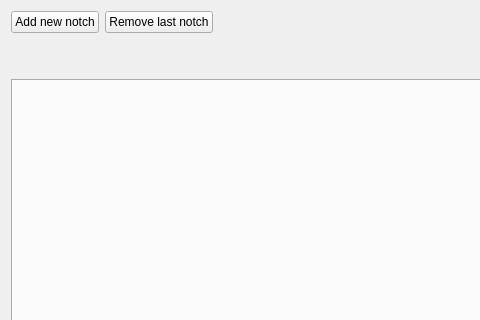
This is pyleecan/GUI/Dialog/DMachineSetup/DNotchTab/DNotchTab.ui in Eomys/pyleecan as Qt 5 draws it before an edit; both pictures show x 0 to 480 and y 0 to 320 of the 784 by 649 pixel window. The edited form follows.
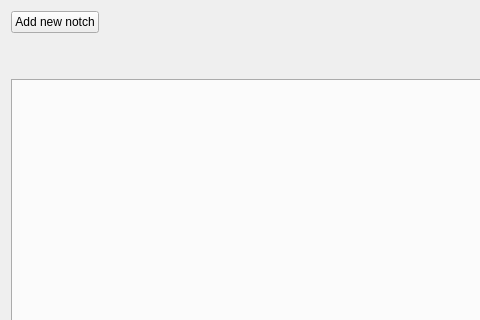
This is the edited form. Icons and pictures are not drawn.

Commit message: [CO] Close tab for notches

```diff
--- a/pyleecan/GUI/Dialog/DMachineSetup/DNotchTab/DNotchTab.ui
+++ b/pyleecan/GUI/Dialog/DMachineSetup/DNotchTab/DNotchTab.ui
@@ -39,13 +39,6 @@
        </property>
       </widget>
      </item>
-     <item>
-      <widget class="QPushButton" name="b_remove">
-       <property name="text">
-        <string>Remove last notch</string>
-       </property>
-      </widget>
-     </item>
      <item>
       <spacer name="horizontalSpacer_2">
        <property name="orientation">
```
Left out of the diff: 3 changed lines with no effect on the pictures. The commit also changes 3 other files.
